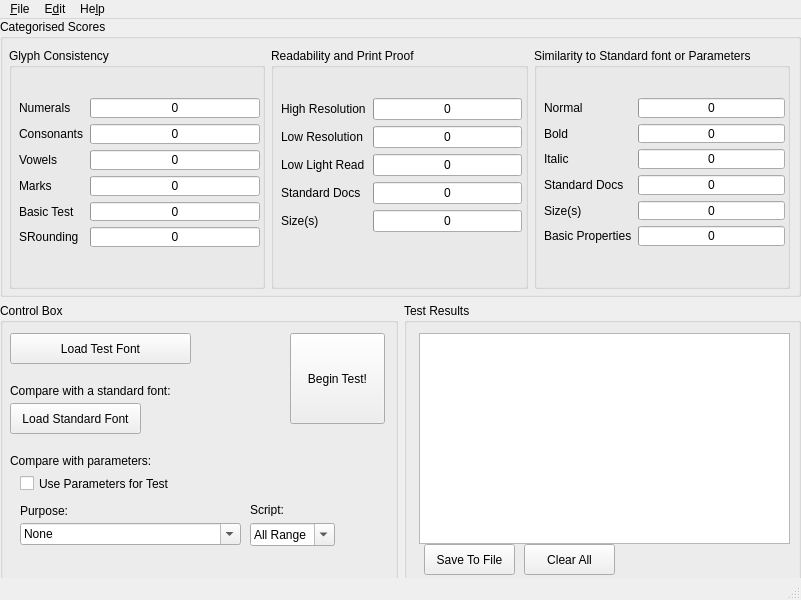
This is ui/fontCompare.ui in ankur-india/FontCompare as Qt 5 draws it before an edit. The edited form follows.
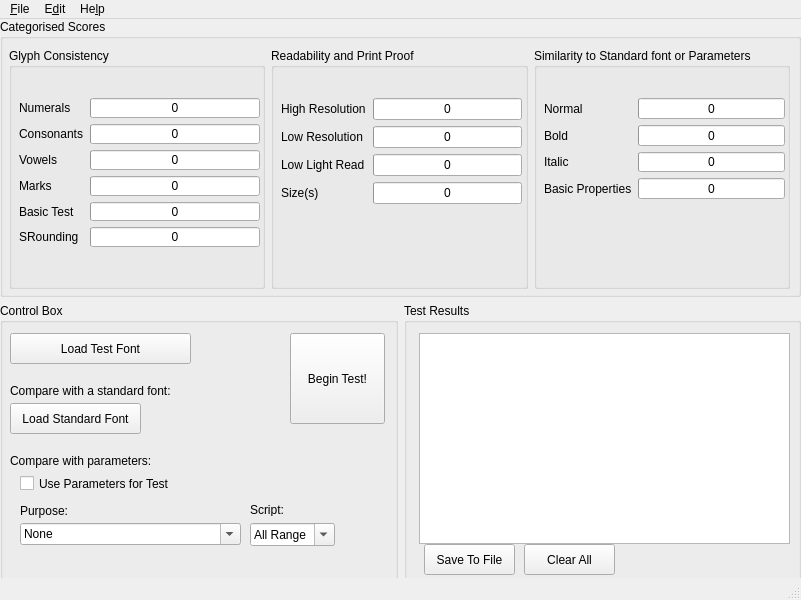
This is the edited form.

Commit message: removed unneccessary/unrelated scorebars.

Diff of the .ui file:
```diff
--- a/ui/fontCompare.ui
+++ b/ui/fontCompare.ui
@@ -262,33 +262,13 @@
                 </widget>
                </item>
                <item row="3" column="0">
-                <widget class="QLabel" name="label_15">
-                 <property name="text">
-                  <string>Standard Docs</string>
-                 </property>
-                </widget>
-               </item>
-               <item row="3" column="1">
-                <widget class="QProgressBar" name="progressBar_12">
-                 <property name="maximum">
-                  <number>10</number>
-                 </property>
-                 <property name="value">
-                  <number>0</number>
-                 </property>
-                 <property name="format">
-                  <string>%p</string>
-                 </property>
-                </widget>
-               </item>
-               <item row="4" column="0">
                 <widget class="QLabel" name="label_16">
                  <property name="text">
                   <string>Size(s) </string>
                  </property>
                 </widget>
                </item>
-               <item row="4" column="1">
+               <item row="3" column="1">
                 <widget class="QProgressBar" name="progressBar_13">
                  <property name="maximum">
                   <number>10</number>
@@ -316,10 +296,13 @@
                 <x>10</x>
                 <y>50</y>
                 <width>241</width>
-                <height>148</height>
+                <height>101</height>
                </rect>
               </property>
               <layout class="QFormLayout" name="formLayout">
+               <property name="fieldGrowthPolicy">
+                <enum>QFormLayout::ExpandingFieldsGrow</enum>
+               </property>
                <item row="0" column="0">
                 <widget class="QLabel" name="label_4">
                  <property name="text">
@@ -381,65 +364,25 @@
                 </widget>
                </item>
                <item row="3" column="0">
-                <widget class="QLabel" name="label_10">
-                 <property name="text">
-                  <string>Standard Docs</string>
-                 </property>
-                </widget>
-               </item>
-               <item row="3" column="1">
-                <widget class="QProgressBar" name="DocScoreBar">
-                 <property name="maximum">
-                  <number>10</number>
-                 </property>
-                 <property name="value">
-                  <number>0</number>
-                 </property>
-                 <property name="format">
-                  <string>%v</string>
-                 </property>
-                </widget>
-               </item>
-               <item row="4" column="0">
-                <widget class="QLabel" name="label_11">
-                 <property name="text">
-                  <string>Size(s) </string>
-                 </property>
-                </widget>
-               </item>
-               <item row="4" column="1">
-                <widget class="QProgressBar" name="SizesScoreBar">
-                 <property name="maximum">
-                  <number>10</number>
-                 </property>
-                 <property name="value">
-                  <number>0</number>
-                 </property>
-                 <property name="format">
-                  <string>%v</string>
-                 </property>
-                </widget>
-               </item>
-               <item row="5" column="1">
-                <widget class="QProgressBar" name="BasicScoreBar">
-                 <property name="maximum">
-                  <number>10</number>
-                 </property>
-                 <property name="value">
-                  <number>0</number>
-                 </property>
-                 <property name="format">
-                  <string>%v</string>
-                 </property>
-                </widget>
-               </item>
-               <item row="5" column="0">
                 <widget class="QLabel" name="label_7">
                  <property name="text">
                   <string>Basic Properties</string>
                  </property>
                 </widget>
                </item>
+               <item row="3" column="1">
+                <widget class="QProgressBar" name="BasicScoreBar">
+                 <property name="maximum">
+                  <number>10</number>
+                 </property>
+                 <property name="value">
+                  <number>0</number>
+                 </property>
+                 <property name="format">
+                  <string>%v</string>
+                 </property>
+                </widget>
+               </item>
               </layout>
              </widget>
             </widget>
```
The commit also changes 1 other file.
